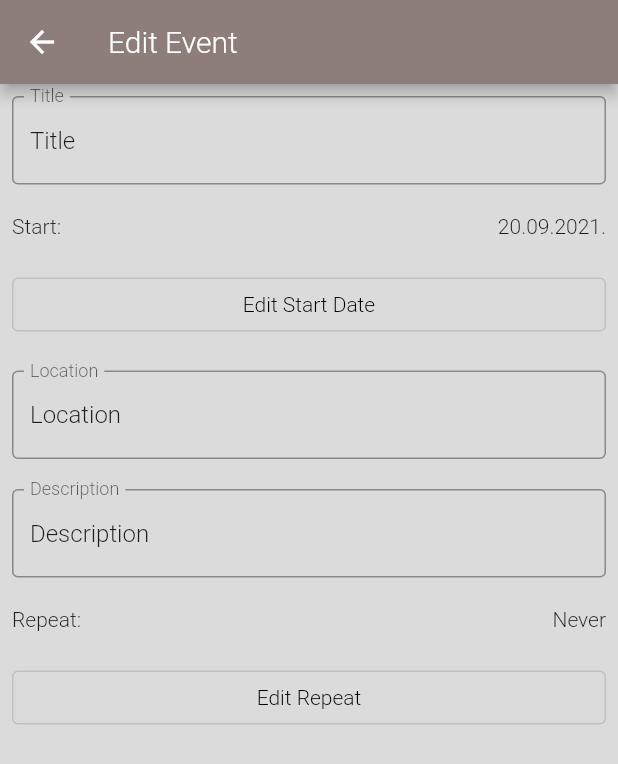
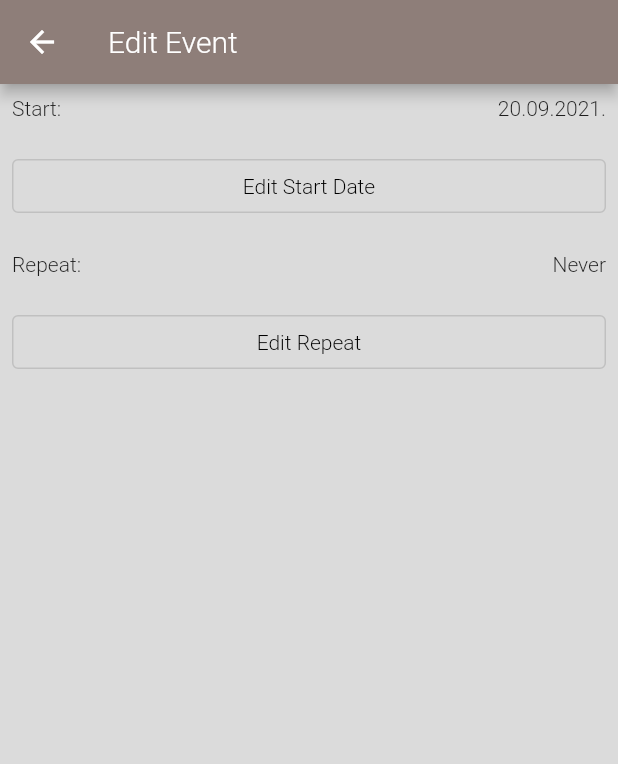
Before and after one commit to NikolaGrujic91/garden_planner_app, a Flutter app: the EditEventScreen screen opened by its route, on a phone screen of 412 x 824 dp. Shown: the top 764 px of the screen. Run offline on Flutter 3.47's test engine with Material 2 defaults, Android fonts, the phone set to English and light mode, and no system bars; our stand-ins replace badges, carousel_slider, flutter_svg, hive, hive_flutter, image_picker; missing offline and left inert: flutter_material_pickers; accounts and stored records are empty.

Commit message:
Reduced number of fields for edit_event_screen.dart

```diff
--- a/lib/screens/edit_event_screen.dart
+++ b/lib/screens/edit_event_screen.dart
@@ -29,20 +29,6 @@ class EditEventScreen extends StatelessWidget {
           children: [
             Row(
               children: [
-                Expanded(
-                  child: TextFieldBordered(
-                    text: 'Title',
-                    hintText: 'Title',
-                    callback: null,
-                  ),
-                ),
-              ],
-            ),
-            const SizedBox(
-              height: 20,
-            ),
-            Row(
-              children: [
                 const StyledText(
                   text: 'Start:',
                 ),
@@ -65,34 +51,6 @@ class EditEventScreen extends StatelessWidget {
                   },
                   initialDate: '',
                   text: 'Edit Start Date',
-                ),
-              ],
-            ),
-            const SizedBox(
-              height: 20,
-            ),
-            Row(
-              children: [
-                Expanded(
-                  child: TextFieldBordered(
-                    text: 'Location',
-                    hintText: 'Location',
-                    callback: null,
-                  ),
-                ),
-              ],
-            ),
-            const SizedBox(
-              height: 20,
-            ),
-            Row(
-              children: [
-                Expanded(
-                  child: TextFieldBordered(
-                    text: 'Description',
-                    hintText: 'Description',
-                    callback: null,
-                  ),
                 ),
               ],
             ),
```
